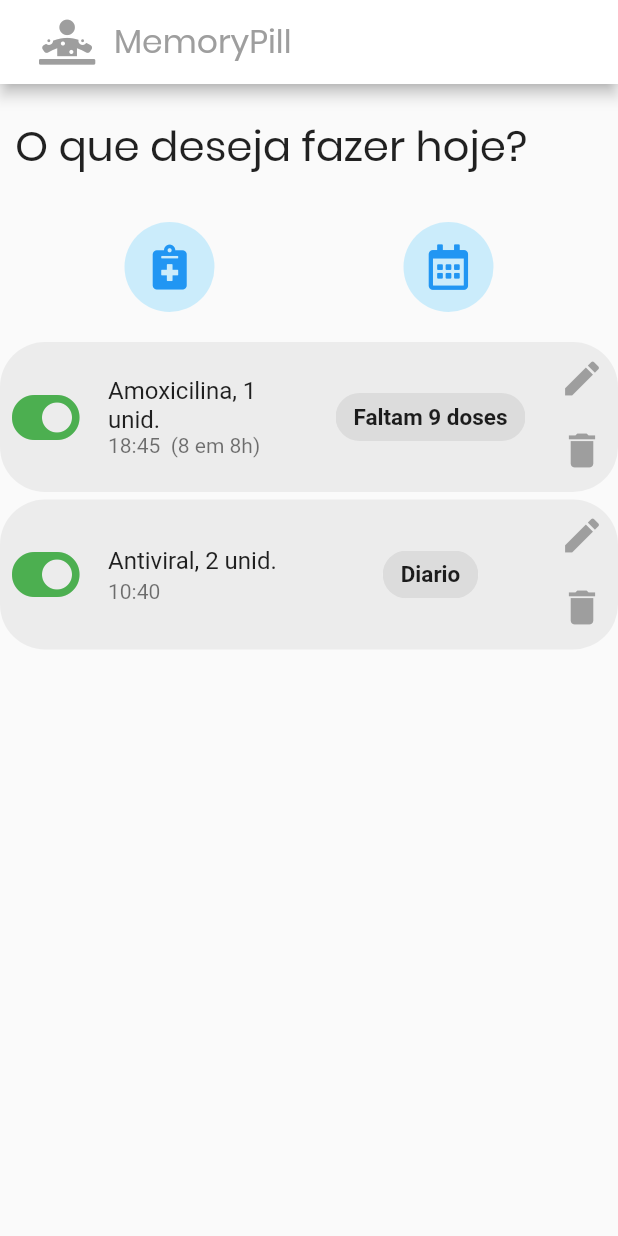
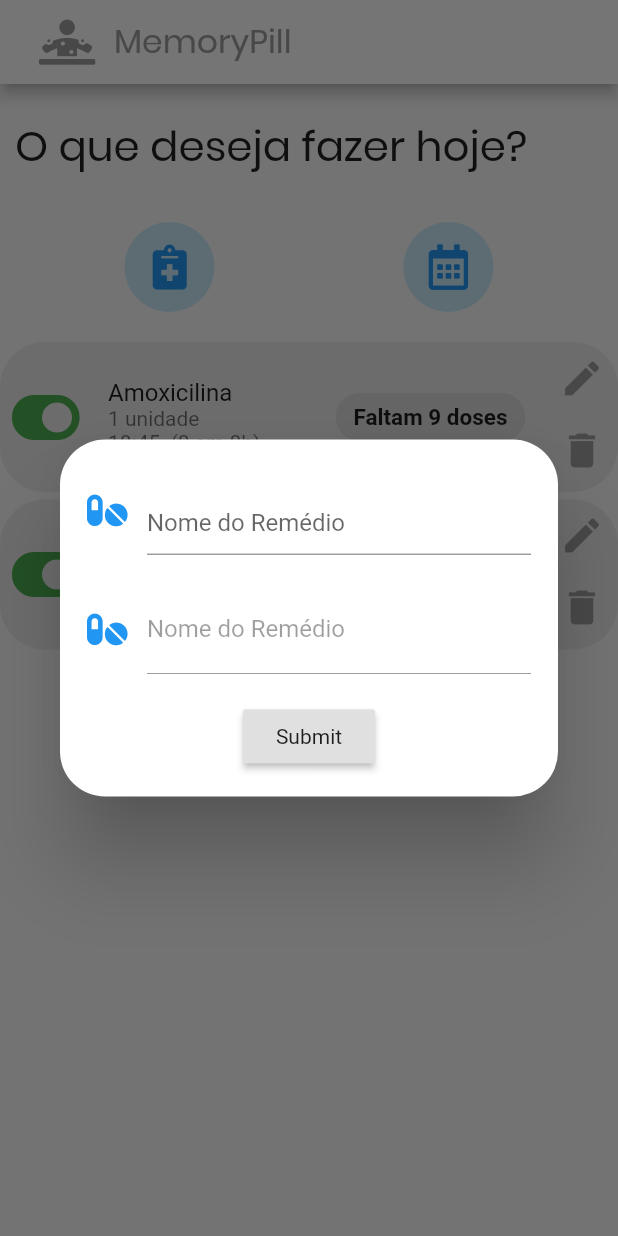
Before and after one commit to gussf/memory_pill, a Flutter app: the screen it shows after launch, after a tap on an icon or button, on a phone screen of 412 x 824 dp. Run offline on Flutter 3.47's test engine with Material 2 defaults, Android fonts, the phone set to English and light mode, and no system bars; our stand-ins replace font_awesome_flutter.

Commit message:
Fixing UI

```diff
--- a/lib/main.dart
+++ b/lib/main.dart
@@ -11,7 +11,7 @@ class MyApp extends StatelessWidget {
         fontFamily: 'Roboto',
         iconTheme: IconThemeData(color: Colors.blue),
       ),
-      home: homeScreen()
+      home: HomeScreen()
     );
   }
 }
--- a/lib/models/medicine/medicine_alarm.dart
+++ /dev/null
@@ -1,16 +0,0 @@
-class MedicineAlarm {
-  DateTime _timeScheduled;
-  bool _isEnabled;
-
-  String get timeScheduled =>
-      _timeScheduled.hour.toString() + ':' + _timeScheduled.minute.toString();
-
-  bool get isEnabled => _isEnabled;
-
-  MedicineAlarm(this._timeScheduled, this._isEnabled);
-
-  @override
-  String toString() {
-    return 'MedicineAlarm{timeScheduled: $_timeScheduled, isEnabled: $_isEnabled}';
-  }
-}
--- a/lib/models/medicine/medicine_model.dart
+++ b/lib/models/medicine/medicine_model.dart
@@ -1,4 +1,4 @@
-import 'package:memory_pill/models/medicine/medicine_alarm.dart';
+import 'package:memory_pill/models/medicine/medicine_schedule.dart';
 import 'package:memory_pill/models/dosage/dosage.dart';
 
 class Medicine {
@@ -18,8 +18,8 @@ class Medicine {
 
   MedicineAlarm get medAlarm => _medicineAlarm;
 
-  String getMedicineDescription() {
-    return '${this.name}, ${this.dosageVal} unid.';
+  String getMedicineDosage() {
+    return this.dosageVal.toString() + ' unidade' + (dosageVal > 1 ? 's' : '');
   }
 
   String getMedicineFrequencyDescription() {
--- /dev/null
+++ b/lib/models/medicine/medicine_schedule.dart
@@ -0,0 +1,19 @@
+class MedicineAlarm {
+  int _hourScheduled;
+  int _minuteScheduled;
+  bool _isEnabled;
+
+  String get timeScheduled =>
+      _hourScheduled.toString().padLeft(2, '0') + ':' + _minuteScheduled.toString().padLeft(2, '0');
+
+  bool get isEnabled => _isEnabled;
+
+  MedicineAlarm(this._hourScheduled, this._minuteScheduled, this._isEnabled) {
+
+  }
+
+  @override
+  String toString() {
+    return 'MedicineAlarm{_hourScheduled: $_hourScheduled, _minuteScheduled: $_minuteScheduled, _isEnabled: $_isEnabled}';
+  }
+}
--- /dev/null
+++ b/lib/screens/app_bar.dart
@@ -0,0 +1,29 @@
+import 'package:flutter/material.dart';
+import 'package:font_awesome_flutter/font_awesome_flutter.dart';
+
+Widget homeAppBar() {
+  return AppBar(
+    title: Row(
+      children: [
+        Padding(
+          padding: EdgeInsets.only(left: 10.0, right: 20.0),
+          child: Icon(
+            FontAwesomeIcons.diagnoses,
+            color: Colors.grey,
+            size: 30.0,
+          ),
+        ),
+        Text(
+          'MemoryPill',
+          style: TextStyle(
+            fontSize: 22.00,
+            color: Colors.grey,
+            fontFamily: 'Poppins',
+          ),
+        ),
+      ],
+    ),
+    backgroundColor: Colors.white,
+    iconTheme: IconThemeData(color: Colors.blue),
+  );
+}
--- a/lib/screens/home_screen.dart
+++ b/lib/screens/home_screen.dart
@@ -1,14 +1,20 @@
 import 'package:flutter/material.dart';
 import 'package:font_awesome_flutter/font_awesome_flutter.dart';
+import 'package:memory_pill/models/dosage/dosage.dart';
+import 'package:memory_pill/models/medicine/medicine_schedule.dart';
 import 'package:memory_pill/models/medicine/medicine_model.dart';
-import 'package:memory_pill/models/medicine/medicine_alarm.dart';
-import 'package:memory_pill/models/dosage/dosage.dart';
-import 'package:memory_pill/widgets/action_button.dart';
 import 'package:memory_pill/widgets/medicine_schedule.dart';
+import 'package:memory_pill/widgets/menu_button.dart';
+import 'package:memory_pill/screens/medicine_form.dart';
+import 'package:memory_pill/screens/app_bar.dart';
 
-Widget homeScreen() {
+class HomeScreen extends StatelessWidget {
+  final _formKey = GlobalKey<FormState>();
+
+  @override
+  Widget build(BuildContext context) {
     return Scaffold(
-    appBar: _homeAppBar(),
+      appBar: homeAppBar(),
       body: ListView(
         children: <Widget>[
           Padding(
@@ -24,8 +30,12 @@ Widget homeScreen() {
             child: Row(
               mainAxisAlignment: MainAxisAlignment.spaceAround,
               children: <Widget>[
-              buildActionButton(Icon(FontAwesomeIcons.notesMedical)),
-              buildActionButton(Icon(FontAwesomeIcons.calendarAlt)),
+                menuButton(
+                  // Insert a new Medicine!
+                  Icon(FontAwesomeIcons.notesMedical),
+                  () => goToFormScreen(context, _formKey),
+                ),
+                menuButton(Icon(FontAwesomeIcons.calendarAlt), null),
               ],
             ),
           ),
@@ -35,28 +45,19 @@ Widget homeScreen() {
       ),
     );
   }
+}
 
-Widget _homeAppBar() {
-  return AppBar(
-    title: Row(
-      children: [
-        Padding(
-          padding: EdgeInsets.only(left: 10.0, right: 20.0),
-          child: Icon(
-            FontAwesomeIcons.diagnoses,
-            color: Colors.grey,
-            size: 30.0,
+void goToFormScreen(BuildContext context, GlobalKey _formKey) {
+  showDialog(
+    context: context,
+    builder: (BuildContext context) {
+      return Dialog(
+        shape: RoundedRectangleBorder(
+          borderRadius: BorderRadius.circular(30.0),
         ),
-        ),
-        Text(
-          'MemoryPill',
-          style: TextStyle(
-              fontSize: 22.00, color: Colors.grey, fontFamily: 'Poppins'),
-        ),
-      ],
-    ),
-    backgroundColor: Colors.white,
-    iconTheme: IconThemeData(color: Colors.blue),
+        child: MedicineFormScreen(),
+      );
+    },
   );
 }
 
@@ -68,10 +69,10 @@ class ScheduledMedicines extends StatefulWidget {
 class _ScheduledMedicinesState extends State<ScheduledMedicines> {
   @override
   Widget build(BuildContext context) {
-    Medicine amox = Medicine('Amoxicilina', Dosage(1, 10, 9, false, 8),
-        MedicineAlarm(DateTime(2020, 1, 1, 18, 45), true));
-    Medicine viral = Medicine('Antiviral', Dosage(2, 8, 0, true, null),
-        MedicineAlarm(DateTime(2020, 1, 1, 10, 40), false));
+    Medicine amox = Medicine(
+        'Amoxicilina', Dosage(1, 10, 9, false, 8), MedicineAlarm(18, 45, true));
+    Medicine viral = Medicine(
+        'Antiviral', Dosage(2, 8, 0, true, null), MedicineAlarm(13, 23, false));
 
     return Container(
       child: Column(
--- /dev/null
+++ b/lib/screens/medicine_form.dart
@@ -0,0 +1,54 @@
+import 'package:flutter/material.dart';
+import 'package:font_awesome_flutter/font_awesome_flutter.dart';
+
+class MedicineFormScreen extends StatefulWidget {
+  @override
+  _MedicineFormScreenState createState() => _MedicineFormScreenState();
+}
+
+class _MedicineFormScreenState extends State<MedicineFormScreen> {
+  @override
+  Widget build(BuildContext context) {
+    return Padding(
+      padding: const EdgeInsets.all(8.0),
+      child: Column(
+        mainAxisSize: MainAxisSize.min,
+        children: <Widget>[
+          Padding(
+            padding: const EdgeInsets.all(10.0),
+            child: TextFormField(
+              decoration: const InputDecoration(
+                alignLabelWithHint: true,
+                icon: Icon(FontAwesomeIcons.pills, color: Colors.blue,),
+                hintText: 'Qual remédio deseja inserir?',
+                labelText: 'Nome do Remédio',
+              ),
+            ),
+          ),
+          Padding(
+            padding: const EdgeInsets.all(10.0),
+            child: TextFormField(
+              enabled: false,
+              decoration: const InputDecoration(
+                icon: Icon(FontAwesomeIcons.pills, color: Colors.blue,),
+                hintText: 'Qual remédio deseja inserir?',
+                labelText: 'Nome do Remédio',
+              ),
+            ),
+          ),
+          Padding(
+            padding: const EdgeInsets.all(8.0),
+            child: RaisedButton(
+              child: Text("Submit"),
+              onPressed: () {
+                //if (_formKey.currentState.validate()) {
+                //  _formKey.currentState.save();
+                //}
+              },
+            ),
+          )
+        ],
+      ),
+    );
+  }
+}
--- a/lib/widgets/medicine_schedule.dart
+++ b/lib/widgets/medicine_schedule.dart
@@ -10,9 +10,18 @@ Widget medicineRemainingDosesInfo(Medicine medicine) {
 }
 
 Widget medicineDescription(Medicine medicine) {
-  return ListTile(
-    title: Text(medicine.getMedicineDescription()),
-    subtitle: Text(medicine.getMedicineFrequencyDescription()),
+  return Padding(
+    padding: EdgeInsets.only(top: 20.0),
+    child: ListTile(
+      title: Text(medicine.name, textAlign: TextAlign.left,),
+      subtitle: Column(
+        crossAxisAlignment: CrossAxisAlignment.start,
+        children: <Widget>[
+          Text(medicine.getMedicineDosage()),
+          Text(medicine.getMedicineFrequencyDescription())
+        ],
+      ),
+    ),
   );
 }
 
--- a/lib/widgets/action_button.dart
+++ b/lib/widgets/menu_button.dart
@@ -1,7 +1,7 @@
 import 'package:flutter/material.dart';
 
 
-Widget buildActionButton(Icon iconParam) {
+Widget menuButton(Icon iconParam, VoidCallback onButtonPress) {
   return Container(
     height: 60.0,
     width: 60.0,
@@ -11,7 +11,7 @@ Widget buildActionButton(Icon iconParam) {
     child: IconButton(
       icon: iconParam,
       iconSize: 30,
-      onPressed: () {},
+      onPressed: () { onButtonPress();},
     ),
   );
 }
```
Also changed, not shown: lib/screens/add_medicine_alarm.dart (deleted). Lines whose indentation alone changed are shown as unchanged.
